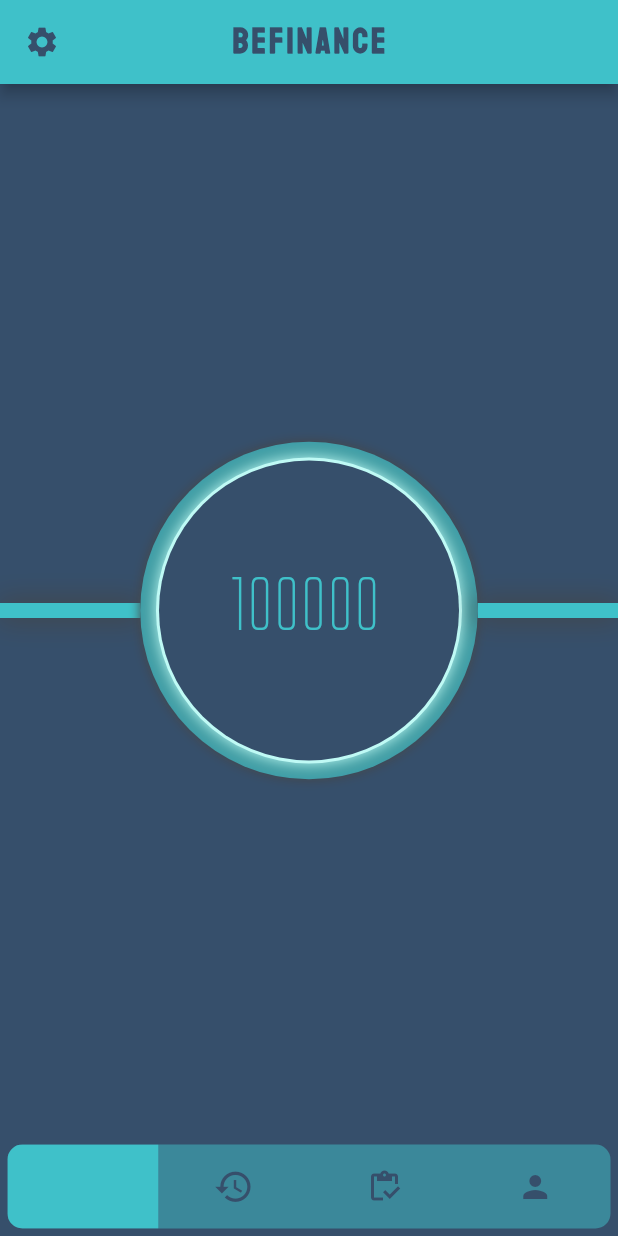
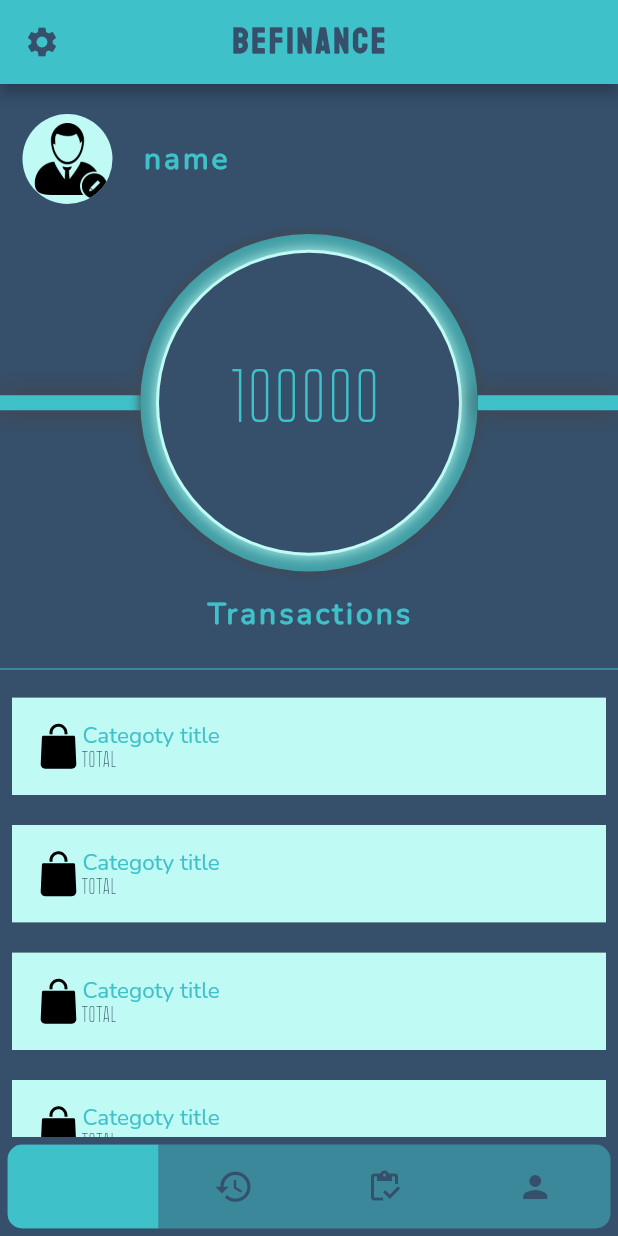
Before and after one commit to DavidBeppiev/Be-Finance, a Flutter app: the MainPage screen opened directly, on a phone screen of 412 x 824 dp. Run offline on Flutter 3.47's test engine with Material 2 defaults, Android fonts, the phone set to English and light mode, and no system bars; drawn by our look-alikes of flutter_snake_navigationbar; our stand-ins replace bloc, charts_flutter, flutter_bloc, flutter_svg, image_picker.

Commit message:
=== NEW === 1. carcass for main_view.dart is ready

```diff
--- a/assets/translations/de.json
+++ b/assets/translations/de.json
@@ -16,5 +16,7 @@
   "login_text": "Login",
 
   "gallery_text": "Galerie",
-  "camera_text": "Kamera"
+  "camera_text": "Kamera",
+
+  "transactions_text": "Transaktionen"
 }
--- a/assets/translations/en.json
+++ b/assets/translations/en.json
@@ -16,5 +16,7 @@
   "login_text": "Login",
 
   "gallery_text": "Gallery",
-  "camera_text": "Camera"
+  "camera_text": "Camera",
+
+  "transactions_text": "Transactions"
 }
--- a/assets/translations/ru.json
+++ b/assets/translations/ru.json
@@ -16,5 +16,7 @@
   "login_text": "Войти",
 
   "gallery_text": "Галерея",
-  "camera_text": "Камера"
+  "camera_text": "Камера",
+
+  "transactions_text": "Транзакции"
 }
--- a/lib/data/constants/text_styles.dart
+++ b/lib/data/constants/text_styles.dart
@@ -28,6 +28,12 @@ abstract class AllStyles {
   static const TextStyle ts_Fs20_CMain_FFSec =
       TextStyle(fontSize: 20, color: AllColors.mainColor, fontFamily: 'Secondary');
 
-  static const TextStyle ts_Fs50_CSecondary_FFNumbers =
-      TextStyle(color: AllColors.secondaryColor, fontSize: 50, fontFamily: 'Numbers');
+  static const TextStyle ts_Fs50_CSecondary_FFNumbers = TextStyle(
+      color: AllColors.secondaryColor, fontSize: 50, fontFamily: 'Numbers');
+
+  static const TextStyle test = TextStyle(
+      color: AllColors.secondaryColor, fontSize: 15, fontFamily: 'Main');
+
+  static const TextStyle test2 = TextStyle(
+      color: AllColors.mainColor, fontSize: 15, fontFamily: 'Numbers');
 }
--- a/lib/ui/views/main views/main_view.dart
+++ b/lib/ui/views/main views/main_view.dart
@@ -1,16 +1,47 @@
+import 'package:be_finance_app/bloc/profile_image_cubit/profile_image_cubit.dart';
 import 'package:be_finance_app/data/constants/colors.dart';
+import 'package:be_finance_app/data/constants/text_styles.dart';
+import 'package:be_finance_app/localizations/app_localizations.dart';
 import 'package:be_finance_app/ui/widgets/custom%20widgets/custom_divider.dart';
 import 'package:be_finance_app/ui/widgets/main%20view%20widgets/wallet_widget.dart';
 import 'package:flutter/material.dart';
+import 'package:flutter_bloc/flutter_bloc.dart';
+import 'package:flutter_svg/flutter_svg.dart';
 
 class MainView extends StatelessWidget {
   const MainView({Key? key}) : super(key: key);
 
   @override
   Widget build(BuildContext context) {
-    return Column(
-      mainAxisAlignment: MainAxisAlignment.center,
+    return SingleChildScrollView(
+      child: Column(
+        mainAxisAlignment: MainAxisAlignment.start,
         children: [
+          Padding(
+            padding: const EdgeInsets.symmetric(horizontal: 15.0, vertical: 20.0),
+            child: Row(
+              children: [
+                BlocBuilder<ProfileImageCubit, ProfileImageState>(
+                    builder: (context, state) {
+                  if (state is ProfileImageInitial) {
+                    return CircleAvatar(
+                      radius: 30.0,
+                      backgroundImage:
+                          state.image.path == 'assets/images/pi_no_image.png'
+                              ? AssetImage(state.image.path)
+                              : FileImage(state.image) as ImageProvider,
+                      backgroundColor: AllColors.lightGreyColor,
+                    );
+                  }
+                  return const SizedBox();
+                }),
+                const SizedBox(
+                  width: 20.0,
+                ),
+                const Text('name', style: AllStyles.ts_Fs20_CSec_FFMain),
+              ],
+            ),
+          ),
           Row(
             children: [
               CustomDivider(),
@@ -18,8 +49,51 @@ class MainView extends StatelessWidget {
               CustomDivider(),
             ],
           ),
-        // ListView(),
+          Padding(
+            padding: EdgeInsets.all(15),
+            child: Text(
+                AppLocalizations.of(context)!.translate('transactions_text')!,
+                style: AllStyles.ts_Fs20_CSec_FFMain),
+          ),
+          const Divider(
+            color: AllColors.secondaryColor,
+          ),
+          //TODO Operations ->
+          ListView.builder(
+            padding: const EdgeInsets.symmetric(horizontal: 8.0, vertical: 1.0),
+            physics: const NeverScrollableScrollPhysics(),
+            shrinkWrap: true,
+            itemCount: 30,
+            itemBuilder: (BuildContext context, int i) {
+              return Container(
+                decoration: const BoxDecoration(
+                    color: AllColors.lightGreyColor, boxShadow: [BoxShadow()]),
+                padding: const EdgeInsets.all(15),
+                margin: const EdgeInsets.symmetric(vertical: 10.0),
+                child: Row(
+                  children: [
+                    SvgPicture.asset(
+                      'assets/images/ic_transactions_buy.svg',
+                    ),
+                    Column(
+                      crossAxisAlignment: CrossAxisAlignment.start,
+                      children: const [
+                        Text(
+                          'Categoty title',
+                          style: AllStyles.test,
+                        ),
+                        Text('total',
+                          style: AllStyles.test2,
+                        )
                       ],
+                    )
+                  ],
+                ),
+              );
+            },
+          )
+        ],
+      ),
     );
   }
 }
--- a/lib/ui/views/main views/profile_view.dart
+++ b/lib/ui/views/main views/profile_view.dart
@@ -1,5 +1,6 @@
 import 'package:be_finance_app/bloc/profile_image_cubit/profile_image_cubit.dart';
 import 'package:be_finance_app/data/constants/colors.dart';
+import 'package:be_finance_app/data/constants/text_styles.dart';
 import 'package:be_finance_app/ui/pages/auth_page.dart';
 import 'package:be_finance_app/ui/widgets/profile%20view%20widgets/bottom_sheet_widget.dart';
 import 'package:be_finance_app/ui/widgets/profile%20view%20widgets/chart_widget.dart';
@@ -36,13 +37,13 @@ class ProfileView extends StatelessWidget {
                       );
                     }
                     return const SizedBox();
-                  }),
+                  }
+                  ),
                 ),
                 const SizedBox(
                   width: 20.0,
                 ),
-                const Text('name',
-                    style: TextStyle(color: AllColors.secondaryColor)),
+                const Text('name', style: AllStyles.ts_Fs20_CSec_FFMain,),
               ],
             ),
             IconButton(
--- a/pubspec.yaml
+++ b/pubspec.yaml
@@ -21,6 +21,7 @@ dependencies:
   flutter_snake_navigationbar: ^0.6.1
   charts_flutter: ^0.12.0
   image_picker: ^0.8.5+3
+  flutter_svg: ^1.1.4
 
 dev_dependencies:
   flutter_test:
```
Also changed, not shown: assets/images/ic_transactions_buy.svg (added), pubspec.lock. Lines whose indentation alone changed are shown as unchanged.
